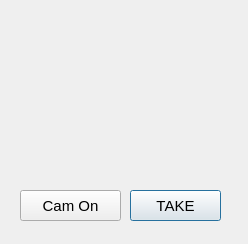
This is ArcApp/takephoto.ui in Arc-Project/Arc as Qt 5 draws it before an edit. The edited form follows.
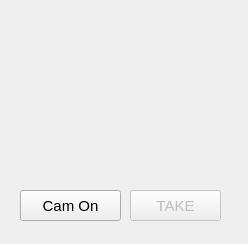
This is the edited form.

```diff
--- a/ArcApp/takephoto.ui
+++ b/ArcApp/takephoto.ui
@@ -15,7 +15,7 @@
   </property>
   <widget class="QPushButton" name="pushButton_piccapture">
    <property name="enabled">
-    <bool>true</bool>
+    <bool>false</bool>
    </property>
    <property name="geometry">
     <rect>
```
